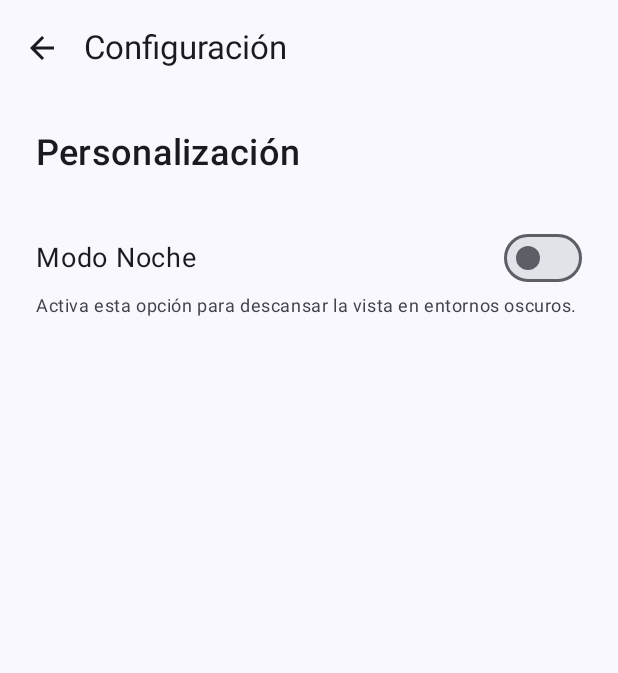
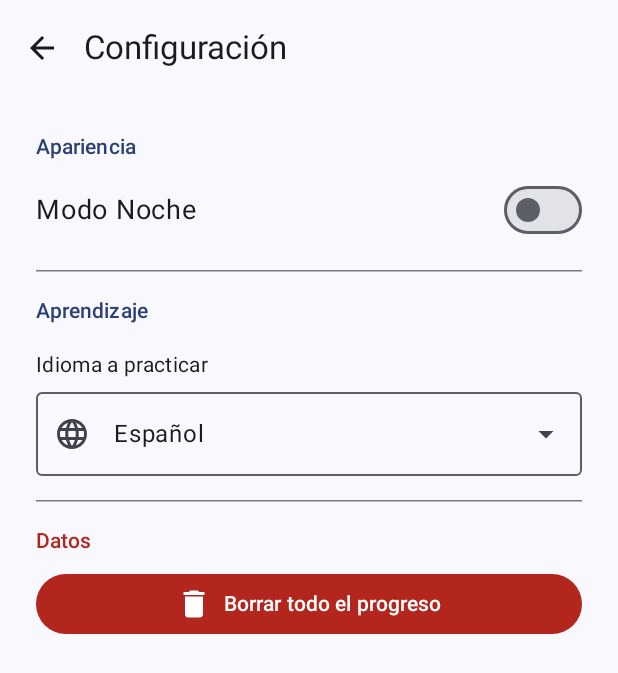
Before and after one commit to hebrabo/DI, an Android app built with Jetpack Compose: the SettingsScreen screen opened through its navigation route, on a phone screen of 412 x 824 dp. Shown: the top 673 px of the screen. Run offline under Robolectric (Android 15) with nearby library versions, the phone set to English and light mode, and no system bars.

Commit message:
feat: implementar estadísticas de progreso y registro de palabras aprendidas
- Se añade el contador 'palabrasVistas' al PalabraViewModel.
- Se implementa la lista '_palabrasAprendidas' para almacenar el historial.
- Se actualiza la lógica de 'siguientePalabra' para registrar datos automáticamente.
- Se añade la limpieza de estadísticas en 'borrarProgreso'.

```diff
--- a/DI0704_AppAprendizajePalabras/app/build.gradle.kts
+++ b/DI0704_AppAprendizajePalabras/app/build.gradle.kts
@@ -59,4 +59,5 @@ dependencies {
     debugImplementation(libs.androidx.compose.ui.test.manifest)
     implementation("androidx.navigation:navigation-compose:2.9.6")
     implementation("io.coil-kt:coil-compose:2.7.0")
+    implementation("androidx.compose.material:material-icons-extended:1.7.8")
 }
--- a/DI0704_AppAprendizajePalabras/app/src/main/java/com/example/di0704_appaprendizajepalabras/MainActivity.kt
+++ b/DI0704_AppAprendizajePalabras/app/src/main/java/com/example/di0704_appaprendizajepalabras/MainActivity.kt
@@ -9,6 +9,7 @@ import androidx.compose.foundation.layout.fillMaxSize
 import androidx.compose.material3.MaterialTheme
 import androidx.compose.material3.Surface
 import androidx.compose.runtime.*
+import androidx.compose.runtime.saveable.rememberSaveable
 import androidx.compose.ui.Modifier
 import com.example.di0704_appaprendizajepalabras.navigation.AppNavigation
 import com.example.di0704_appaprendizajepalabras.ui.theme.DI0704_AppAprendizajePalabrasTheme
@@ -16,36 +17,36 @@ import com.example.di0704_appaprendizajepalabras.ui.viewmodel.PalabraViewModel
 
 class MainActivity : ComponentActivity() {
 
-    // 1. Inicializamos el ViewModel.
-    // Al hacerlo aquí, los datos sobrevivirán a rotaciones de pantalla.
+    // 1. Inicializamos el ViewModel a nivel de Activity.
+    // Esto garantiza que PantallaPrincipal y SettingsScreen compartan los mismos datos.
     private val palabraViewModel: PalabraViewModel by viewModels()
 
     override fun onCreate(savedInstanceState: Bundle?) {
         super.onCreate(savedInstanceState)
 
-        // Habilita que la app use toda la pantalla (opcional pero recomendado)
+        // Habilita el diseño de borde a borde (barra de estado transparente)
         enableEdgeToEdge()
 
         setContent {
-            // 2. Estado del Modo Noche (Personalización)
-            // Lo declaramos aquí porque es el nivel más alto: si cambia aquí, cambia en toda la app.
-            var isDarkMode by remember { mutableStateOf(false) }
+            // 2. Estado del Modo Noche.
+            // Usamos rememberSaveable para que si el usuario gira el móvil,
+            // no se pierda la elección del modo oscuro.
+            var isDarkMode by rememberSaveable { mutableStateOf(false) }
 
-            // 3. Aplicamos el Tema de la aplicación
-            // El parámetro 'darkTheme' decide si usar la paleta de colores clara u oscura.
+            // 3. Aplicamos el Tema dinámico
             DI0704_AppAprendizajePalabrasTheme(darkTheme = isDarkMode) {
 
-                // Un contenedor Surface que usa el color de fondo del tema
+                // Surface es el "lienzo" sobre el que se dibuja la app.
+                // Al ponerlo aquí, el color de fondo cambiará automáticamente entre claro/oscuro.
                 Surface(
                     modifier = Modifier.fillMaxSize(),
                     color = MaterialTheme.colorScheme.background
                 ) {
-                    // 4. Lanzamos el sistema de Navegación
-                    // Le pasamos el ViewModel y las funciones para controlar el modo noche.
+                    // 4. Inyectamos la navegación
                     AppNavigation(
                         palabraViewModel = palabraViewModel,
                         isDarkMode = isDarkMode,
-                        onDarkModeChange = { nuevoValor -> isDarkMode = nuevoValor }
+                        onDarkModeChange = { isDarkMode = it }
                     )
                 }
             }
--- a/DI0704_AppAprendizajePalabras/app/src/main/java/com/example/di0704_appaprendizajepalabras/data/model/Palabra.kt
+++ b/DI0704_AppAprendizajePalabras/app/src/main/java/com/example/di0704_appaprendizajepalabras/data/model/Palabra.kt
@@ -1,9 +1,9 @@
 package com.example.di0704_appaprendizajepalabras.data.model
 
 data class Palabra(
-    val id: Int, // Identificador único
-    val termino: String, // Será la palabra que aparece arriba (ej: "Xenofobia").
-    val definicion: String, // El texto descriptivo.
-    // imagenUrl: Lo dejo preparado por si decido hacer el "Extra" de mostrar imágenes como la del perro.
-    val imagenUrl: String? = null // El ? significa que puede ser nulo (opcional)
+    val id: Int,
+    val termino: String,
+    val definicion: String,
+    val idioma: String,       // 4º lugar
+    val imagenUrl: String?    // 5º lugar (Opcional)
 )
--- a/DI0704_AppAprendizajePalabras/app/src/main/java/com/example/di0704_appaprendizajepalabras/data/repository/PalabraRepository.kt
+++ b/DI0704_AppAprendizajePalabras/app/src/main/java/com/example/di0704_appaprendizajepalabras/data/repository/PalabraRepository.kt
@@ -3,21 +3,24 @@ package com.example.di0704_appaprendizajepalabras.data.repository
 import com.example.di0704_appaprendizajepalabras.data.model.Palabra
 
 class PalabraRepository {
-    // Lista de palabras de ejemplo
-    private val listaDePalabras = listOf(
-        Palabra(1, "Xenofobia", "Rechazo u odio hacia los extranjeros.", "https://images.unsplash.com/photo-1599059813005-11265ba4b4ce?q=80&w=400"),
-        Palabra(2, "Empatía", "Capacidad de identificarse con alguien y compartir sus sentimientos.", "https://images.unsplash.com/photo-1516627145497-ae6968895b74?q=80&w=400"),
-        Palabra(3, "Resiliencia", "Capacidad de adaptación frente a un agente perturbador.", "https://images.unsplash.com/photo-1509099836639-18ba1795216d?q=80&w=400"),
-        Palabra(4, "Perro", "Animal mamífero doméstico de la familia de los cánidos.", "https://images.unsplash.com/photo-1517849845537-4d257902454a?q=80&w=400")
+    private val palabrasEspanol = listOf(
+        Palabra(1, "Xenofobia", "Rechazo u odio hacia los extranjeros.", "Español", "https://images.unsplash.com/photo-1599059813005-11265ba4b4ce?q=80&w=400"),
+        Palabra(2, "Empatía", "Capacidad de identificarse con alguien.", "Español", "https://images.unsplash.com/photo-1516627145497-ae6968895b74?q=80&w=400")
     )
 
-    // Función para obtener todas las palabras
-    fun obtenerPalabras(): List<Palabra> {
-        return listaDePalabras
-    }
+    private val palabrasIngles = listOf(
+        Palabra(101, "Xenophobia", "Dislike of or prejudice against people.", "Inglés", "https://images.unsplash.com/photo-1599059813005-11265ba4b4ce?q=80&w=400"),
+        Palabra(102, "Empathy", "The ability to understand others feelings.", "Inglés", "https://images.unsplash.com/photo-1516627145497-ae6968895b74?q=80&w=400")
+    )
 
-    // Función para obtener una palabra aleatoria
-    fun obtenerPalabraAleatoria(): Palabra {
-        return listaDePalabras.random()
+    fun obtenerPalabrasPorIdioma(idioma: String): List<Palabra> {
+        // Comparamos de forma muy segura para que no falle por tildes o espacios
+        val idiomaLimpio = idioma.trim()
+
+        return if (idiomaLimpio.contains("Ingl", ignoreCase = true)) {
+            palabrasIngles
+        } else {
+            palabrasEspanol
+        }
     }
 }
--- a/DI0704_AppAprendizajePalabras/app/src/main/java/com/example/di0704_appaprendizajepalabras/navigation/AppNavigation.kt
+++ b/DI0704_AppAprendizajePalabras/app/src/main/java/com/example/di0704_appaprendizajepalabras/navigation/AppNavigation.kt
@@ -7,7 +7,7 @@ import androidx.navigation.compose.rememberNavController
 import com.example.di0704_appaprendizajepalabras.ui.screens.*
 import com.example.di0704_appaprendizajepalabras.ui.viewmodel.PalabraViewModel
 
-// Definimos los nombres de las pantallas
+// 1. Definición de rutas centralizada
 sealed class Rutas(val ruta: String) {
     object Login : Rutas("login")
     object Registro : Rutas("registro")
@@ -17,9 +17,9 @@ sealed class Rutas(val ruta: String) {
 
 @Composable
 fun AppNavigation(
-    palabraViewModel: PalabraViewModel,
-    isDarkMode: Boolean,           // <--- Nuevo: recibimos el estado
-    onDarkModeChange: (Boolean) -> Unit // <--- Nuevo: recibimos la función para cambiarlo
+    palabraViewModel: PalabraViewModel, // ViewModel compartido
+    isDarkMode: Boolean,
+    onDarkModeChange: (Boolean) -> Unit
 ) {
     val navController = rememberNavController()
 
@@ -27,11 +27,12 @@ fun AppNavigation(
         navController = navController,
         startDestination = Rutas.Login.ruta
     ) {
-        // ... (Tus bloques de Login y Registro se quedan igual)
+        // --- PANTALLA DE LOGIN ---
         composable(Rutas.Login.ruta) {
             LoginScreen(
                 onLoginSuccess = {
                     navController.navigate(Rutas.Home.ruta) {
+                        // Limpiamos el historial para que no pueda volver al login con el botón atrás
                         popUpTo(Rutas.Login.ruta) { inclusive = true }
                     }
                 },
@@ -39,27 +40,33 @@ fun AppNavigation(
             )
         }
 
+        // --- PANTALLA DE REGISTRO ---
         composable(Rutas.Registro.ruta) {
             RegisterScreen(
-                onRegisterSuccess = { navController.navigate(Rutas.Home.ruta) },
+                onRegisterSuccess = {
+                    navController.navigate(Rutas.Home.ruta) {
+                        popUpTo(Rutas.Login.ruta) { inclusive = true }
+                    }
+                },
                 onBackToLogin = { navController.popBackStack() }
             )
         }
 
-        // --- MODIFICACIÓN EN HOME ---
+        // --- PANTALLA PRINCIPAL (Home) ---
         composable(Rutas.Home.ruta) {
             PantallaPrincipal(
-                viewModel = palabraViewModel,
-                onNavigateToSettings = { navController.navigate(Rutas.Ajustes.ruta) } // Para que el menú sepa ir a ajustes
+                viewModel = palabraViewModel, // Pasamos el ViewModel compartido
+                onNavigateToSettings = { navController.navigate(Rutas.Ajustes.ruta) }
             )
         }
 
-        // --- NUEVO BLOQUE DE AJUSTES ---
+        // --- PANTALLA DE AJUSTES ---
         composable(Rutas.Ajustes.ruta) {
             SettingsScreen(
+                viewModel = palabraViewModel, // Pasamos el MISMO ViewModel para que el idioma coincida
                 isDarkMode = isDarkMode,
                 onDarkModeChange = onDarkModeChange,
-                onBackClick = { navController.popBackStack() } // Esto hace que el botón de atrás funcione
+                onBackClick = { navController.popBackStack() }
             )
         }
     }
--- a/DI0704_AppAprendizajePalabras/app/src/main/java/com/example/di0704_appaprendizajepalabras/ui/screens/SettingsScreen.kt
+++ b/DI0704_AppAprendizajePalabras/app/src/main/java/com/example/di0704_appaprendizajepalabras/ui/screens/SettingsScreen.kt
@@ -2,29 +2,60 @@ package com.example.di0704_appaprendizajepalabras.ui.screens
 
 import androidx.compose.foundation.layout.*
 import androidx.compose.material.icons.Icons
-import androidx.compose.material.icons.filled.ArrowBack
+import androidx.compose.material.icons.automirrored.filled.ArrowBack
+import androidx.compose.material.icons.filled.Delete
+import androidx.compose.material.icons.filled.Language
+import androidx.compose.material.icons.filled.Warning
 import androidx.compose.material3.*
-import androidx.compose.runtime.Composable
+import androidx.compose.runtime.*
 import androidx.compose.ui.Alignment
 import androidx.compose.ui.Modifier
+import androidx.compose.ui.tooling.preview.Preview
 import androidx.compose.ui.unit.dp
 import androidx.compose.ui.unit.sp
-import androidx.compose.ui.tooling.preview.Preview
+import com.example.di0704_appaprendizajepalabras.ui.viewmodel.PalabraViewModel
+
+@Composable
+fun SettingsScreen(
+    viewModel: PalabraViewModel,
+    isDarkMode: Boolean,
+    onDarkModeChange: (Boolean) -> Unit,
+    onBackClick: () -> Unit
+) {
+    // Conectamos la UI con el estado real del ViewModel
+    SettingsContent(
+        isDarkMode = isDarkMode,
+        onDarkModeChange = onDarkModeChange,
+        onBackClick = onBackClick,
+        idiomaActual = viewModel.idiomaActual, // Leemos del VM
+        onIdiomaChange = { nuevoIdioma -> viewModel.cambiarIdioma(nuevoIdioma) }, // Escribimos al VM
+        onDeleteProgress = { viewModel.borrarProgreso() }
+    )
+}
 
 @OptIn(ExperimentalMaterial3Api::class)
 @Composable
-fun SettingsScreen(
+fun SettingsContent(
     isDarkMode: Boolean,
     onDarkModeChange: (Boolean) -> Unit,
-    onBackClick: () -> Unit // Añadimos esto para poder volver al Home
+    onBackClick: () -> Unit,
+    idiomaActual: String,
+    onIdiomaChange: (String) -> Unit,
+    onDeleteProgress: () -> Unit
 ) {
+    var showDialog by remember { mutableStateOf(false) }
+    var expanded by remember { mutableStateOf(false) }
+
+    // Solo los idiomas que manejamos en el Repositorio
+    val idiomas = listOf("Español", "Inglés")
+
     Scaffold(
         topBar = {
             TopAppBar(
                 title = { Text("Configuración") },
                 navigationIcon = {
                     IconButton(onClick = onBackClick) {
-                        Icon(Icons.Default.ArrowBack, contentDescription = "Volver")
+                        Icon(Icons.AutoMirrored.Filled.ArrowBack, contentDescription = "Volver")
                     }
                 }
             )
@@ -36,27 +67,89 @@ fun SettingsScreen(
                 .padding(paddingValues)
                 .padding(24.dp)
         ) {
-            Text(text = "Personalización", fontSize = 24.sp, style = MaterialTheme.typography.titleMedium)
-
-            Spacer(modifier = Modifier.height(32.dp))
-
-            // Fila para el interruptor de Modo Noche
+            // SECCIÓN: APARIENCIA
+            Text(text = "Apariencia", style = MaterialTheme.typography.titleSmall, color = MaterialTheme.colorScheme.primary)
+            Spacer(modifier = Modifier.height(8.dp))
             Row(
                 modifier = Modifier.fillMaxWidth(),
                 verticalAlignment = Alignment.CenterVertically,
                 horizontalArrangement = Arrangement.SpaceBetween
             ) {
                 Text(text = "Modo Noche", fontSize = 18.sp)
-                Switch(
-                    checked = isDarkMode,
-                    onCheckedChange = { onDarkModeChange(it) }
-                )
+                Switch(checked = isDarkMode, onCheckedChange = onDarkModeChange)
             }
 
-            Text(
-                text = "Activa esta opción para descansar la vista en entornos oscuros.",
-                style = MaterialTheme.typography.bodySmall,
-                color = MaterialTheme.colorScheme.onSurfaceVariant
+            HorizontalDivider(modifier = Modifier.padding(vertical = 16.dp))
+
+            // SECCIÓN: APRENDIZAJE
+            Text(text = "Aprendizaje", style = MaterialTheme.typography.titleSmall, color = MaterialTheme.colorScheme.primary)
+            Spacer(modifier = Modifier.height(16.dp))
+
+            Text(text = "Idioma a practicar", style = MaterialTheme.typography.bodyMedium)
+            Spacer(modifier = Modifier.height(8.dp))
+
+            // Menú Desplegable conectado al ViewModel
+            ExposedDropdownMenuBox(
+                expanded = expanded,
+                onExpandedChange = { expanded = !expanded }
+            ) {
+                OutlinedTextField(
+                    value = idiomaActual,
+                    onValueChange = {},
+                    readOnly = true,
+                    trailingIcon = { ExposedDropdownMenuDefaults.TrailingIcon(expanded = expanded) },
+                    modifier = Modifier.menuAnchor().fillMaxWidth(),
+                    leadingIcon = { Icon(Icons.Default.Language, contentDescription = null) }
+                )
+
+                ExposedDropdownMenu(
+                    expanded = expanded,
+                    onDismissRequest = { expanded = false }
+                ) {
+                    idiomas.forEach { idioma ->
+                        DropdownMenuItem(
+                            text = { Text(idioma) },
+                            onClick = {
+                                onIdiomaChange(idioma) // Notifica al ViewModel
+                                expanded = false
+                            }
+                        )
+                    }
+                }
+            }
+
+            HorizontalDivider(modifier = Modifier.padding(vertical = 16.dp))
+
+            // SECCIÓN: PELIGRO
+            Text(text = "Datos", style = MaterialTheme.typography.titleSmall, color = MaterialTheme.colorScheme.error)
+            Spacer(modifier = Modifier.height(8.dp))
+            Button(
+                onClick = { showDialog = true },
+                colors = ButtonDefaults.buttonColors(containerColor = MaterialTheme.colorScheme.error),
+                modifier = Modifier.fillMaxWidth()
+            ) {
+                Icon(Icons.Default.Delete, contentDescription = null)
+                Spacer(Modifier.width(8.dp))
+                Text("Borrar todo el progreso")
+            }
+        }
+
+        // Diálogo de confirmación
+        if (showDialog) {
+            AlertDialog(
+                onDismissRequest = { showDialog = false },
+                icon = { Icon(Icons.Default.Warning, contentDescription = null) },
+                title = { Text("¿Estás seguro?") },
+                text = { Text("Se borrarán todas las estadísticas y el idioma volverá a ser Español.") },
+                confirmButton = {
+                    TextButton(onClick = {
+                        onDeleteProgress()
+                        showDialog = false
+                    }) { Text("Borrar", color = MaterialTheme.colorScheme.error) }
+                },
+                dismissButton = {
+                    TextButton(onClick = { showDialog = false }) { Text("Cancelar") }
+                }
             )
         }
     }
@@ -65,5 +158,12 @@ fun SettingsScreen(
 @Preview(showBackground = true, showSystemUi = true)
 @Composable
 fun SettingsScreenPreview() {
-    SettingsScreen(isDarkMode = true, onDarkModeChange = {}, onBackClick = {})
+    SettingsContent(
+        isDarkMode = false,
+        onDarkModeChange = {},
+        onBackClick = {},
+        idiomaActual = "Español",
+        onIdiomaChange = {},
+        onDeleteProgress = {}
+    )
 }
--- a/DI0704_AppAprendizajePalabras/app/src/main/java/com/example/di0704_appaprendizajepalabras/ui/viewmodel/PalabraViewModel.kt
+++ b/DI0704_AppAprendizajePalabras/app/src/main/java/com/example/di0704_appaprendizajepalabras/ui/viewmodel/PalabraViewModel.kt
@@ -1,7 +1,10 @@
 package com.example.di0704_appaprendizajepalabras.ui.viewmodel
 
 import androidx.compose.runtime.State
+import androidx.compose.runtime.getValue
+import androidx.compose.runtime.mutableStateListOf
 import androidx.compose.runtime.mutableStateOf
+import androidx.compose.runtime.setValue // IMPORTANTE para el "by"
 import androidx.lifecycle.ViewModel
 import com.example.di0704_appaprendizajepalabras.data.model.Palabra
 import com.example.di0704_appaprendizajepalabras.data.repository.PalabraRepository
@@ -9,14 +12,64 @@ import com.example.di0704_appaprendizajepalabras.data.repository.PalabraReposito
 class PalabraViewModel : ViewModel() {
     private val repository = PalabraRepository()
 
-    // Estado privado que contiene la palabra actual
-    private val _palabraActual = mutableStateOf(repository.obtenerPalabraAleatoria())
+    // 1. Estado del idioma
+    var idiomaActual by mutableStateOf("Español")
+        private set
 
-    // Estado público que la UI puede leer pero no modificar
+    // 2. Estado de la palabra actual
+    private val _palabraActual = mutableStateOf(obtenerNuevaPalabraSegura("Español"))
     val palabraActual: State<Palabra> = _palabraActual
 
-    // Función para cambiar a una nueva palabra
+    // --- EXTRAS: ESTADÍSTICAS Y APRENDIZAJE ---
+
+    // 3. Contador de palabras vistas (Corregido: "by" en lugar de "por")
+    var palabrasVistas by mutableStateOf(0)
+        private set
+
+    // 4. Lista de palabras ya aprendidas
+    private val _palabrasAprendidas = mutableStateListOf<Palabra>()
+    val palabrasAprendidas: List<Palabra> = _palabrasAprendidas
+
+    fun cambiarIdioma(nuevoIdioma: String) {
+        if (idiomaActual != nuevoIdioma) {
+            idiomaActual = nuevoIdioma
+            siguientePalabra()
+        }
+    }
+
     fun siguientePalabra() {
-        _palabraActual.value = repository.obtenerPalabraAleatoria()
+        val palabraAnterior = _palabraActual.value
+        // Guardamos en el historial si es una palabra válida y no está repetida
+        if (palabraAnterior.id != 0 && !_palabrasAprendidas.any { it.id == palabraAnterior.id }) {
+            _palabrasAprendidas.add(palabraAnterior)
+        }
+
+        // Incrementamos estadística
+        palabrasVistas++
+
+        // Nueva palabra
+        _palabraActual.value = obtenerNuevaPalabraSegura(idiomaActual)
+    }
+
+    fun borrarProgreso() {
+        idiomaActual = "Español"
+        palabrasVistas = 0
+        _palabrasAprendidas.clear()
+        _palabraActual.value = obtenerNuevaPalabraSegura("Español")
+    }
+
+    private fun obtenerNuevaPalabraSegura(idioma: String): Palabra {
+        val lista = repository.obtenerPalabrasPorIdioma(idioma)
+        return if (lista.isNotEmpty()) {
+            lista.random()
+        } else {
+            Palabra(
+                id = 0,
+                termino = "Sin palabras",
+                definicion = "No se encontraron términos en $idioma.",
+                idioma = idioma,
+                imagenUrl = null
+            )
+        }
     }
 }
```
Also changed, not shown: DI0704_AppAprendizajePalabras/app/src/main/java/com/example/di0704_appaprendizajepalabras/ui/screens/PantallaPrincipal.kt (+99 -57 lines).
